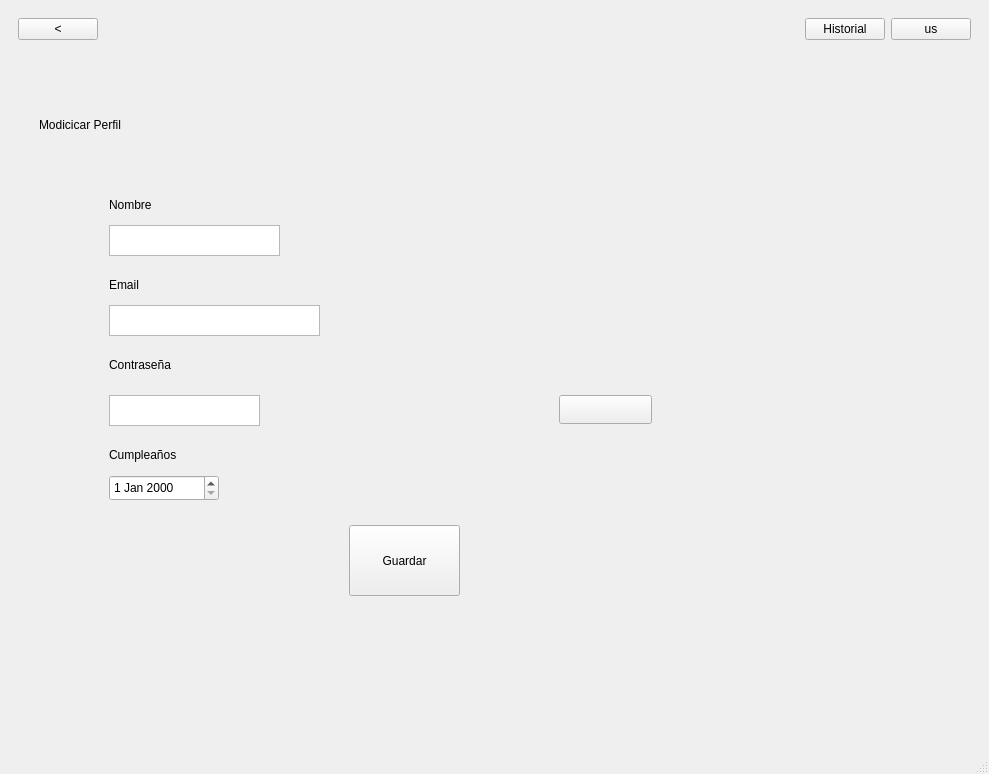
First picture: the form in proyecto/mainwindow.ui, repository anaasemad/IHM_carta, before the edit.
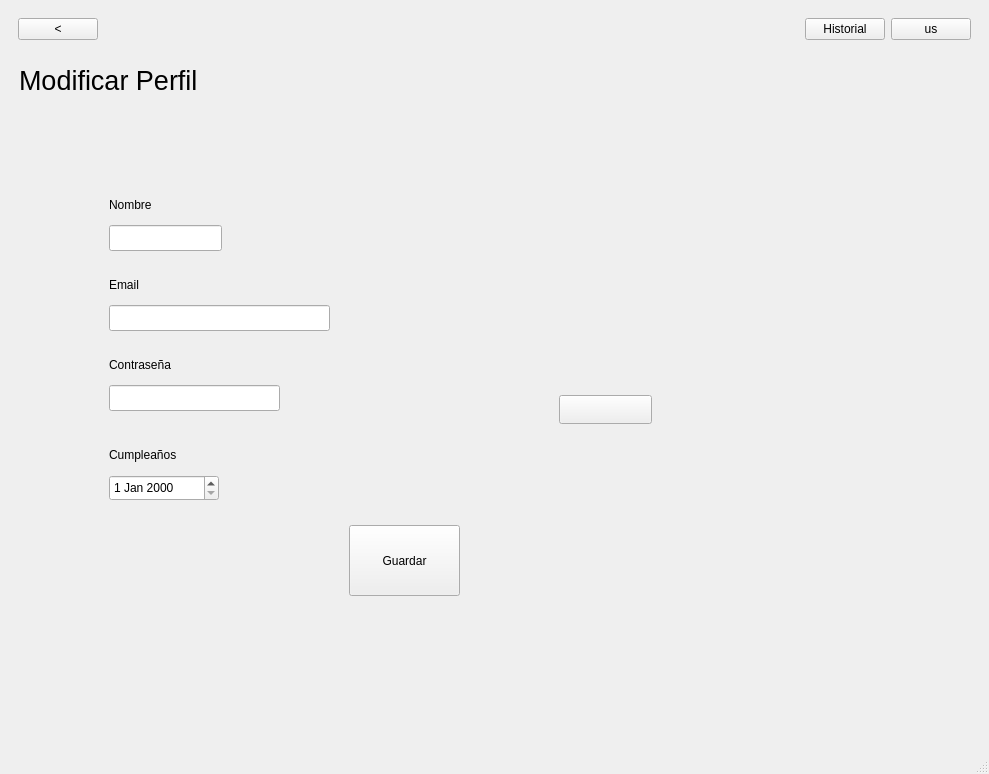
Second picture: the form after the edit. The open tabs and pages were chosen to show the change. Icons and pictures are not drawn.

Commit message: ya va modificar perfil

Patch:
```diff
--- a/proyecto/mainwindow.ui
+++ b/proyecto/mainwindow.ui
@@ -944,14 +944,19 @@
        <widget class="QLabel" name="modificarperfil">
         <property name="geometry">
          <rect>
-          <x>30</x>
-          <y>60</y>
-          <width>121</width>
-          <height>20</height>
+          <x>10</x>
+          <y>10</y>
+          <width>321</width>
+          <height>31</height>
          </rect>
         </property>
+        <property name="font">
+         <font>
+          <pointsize>20</pointsize>
+         </font>
+        </property>
         <property name="text">
-         <string>Modicicar Perfil</string>
+         <string>Modificar Perfil</string>
         </property>
        </widget>
        <widget class="QLabel" name="nombre">
@@ -1006,36 +1011,6 @@
          <string>Cumpleaños</string>
         </property>
        </widget>
-       <widget class="QTextEdit" name="textEdit">
-        <property name="geometry">
-         <rect>
-          <x>100</x>
-          <y>170</y>
-          <width>171</width>
-          <height>31</height>
-         </rect>
-        </property>
-       </widget>
-       <widget class="QTextEdit" name="textEdit_2">
-        <property name="geometry">
-         <rect>
-          <x>100</x>
-          <y>250</y>
-          <width>211</width>
-          <height>31</height>
-         </rect>
-        </property>
-       </widget>
-       <widget class="QTextEdit" name="textEdit_3">
-        <property name="geometry">
-         <rect>
-          <x>100</x>
-          <y>340</y>
-          <width>151</width>
-          <height>31</height>
-         </rect>
-        </property>
-       </widget>
        <widget class="QDateEdit" name="dateEdit">
         <property name="geometry">
          <rect>
@@ -1092,6 +1067,36 @@
           <normaloff>:/img/icons/I_lapiz.png</normaloff>:/img/icons/I_lapiz.png</iconset>
         </property>
        </widget>
+       <widget class="QLineEdit" name="labelNombre">
+        <property name="geometry">
+         <rect>
+          <x>100</x>
+          <y>170</y>
+          <width>113</width>
+          <height>26</height>
+         </rect>
+        </property>
+       </widget>
+       <widget class="QLineEdit" name="labelEmail">
+        <property name="geometry">
+         <rect>
+          <x>100</x>
+          <y>250</y>
+          <width>221</width>
+          <height>26</height>
+         </rect>
+        </property>
+       </widget>
+       <widget class="QLineEdit" name="labelContrasenia">
+        <property name="geometry">
+         <rect>
+          <x>100</x>
+          <y>330</y>
+          <width>171</width>
+          <height>26</height>
+         </rect>
+        </property>
+       </widget>
       </widget>
       <widget class="QWidget" name="registro">
        <widget class="QWidget" name="fondo_2" native="true">
```
Left out of the diff: 55 changed lines with no effect on the pictures. The commit also changes 15 other files.
